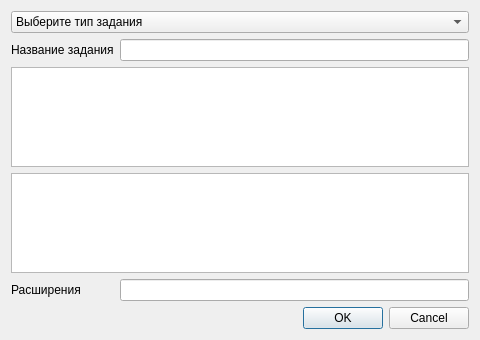
The window that add_task_dialog.ui (zavrik965/EvaluationSystemQt) describes before a commit, drawn with Qt 5.
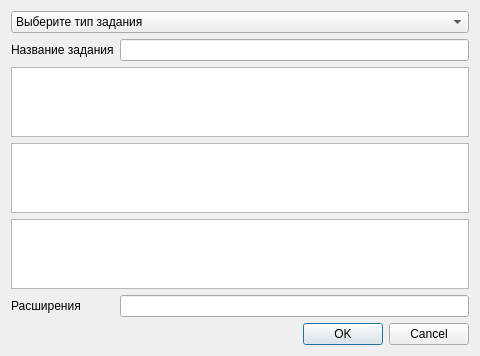
The same window after the commit.

```diff
--- a/add_task_dialog.ui
+++ b/add_task_dialog.ui
@@ -43,13 +43,23 @@
    <item row="1" column="1">
     <widget class="QLineEdit" name="title"/>
    </item>
-   <item row="2" column="0" colspan="2">
-    <widget class="QTextEdit" name="text_task"/>
-   </item>
    <item row="3" column="0" colspan="2">
+    <widget class="QTextEdit" name="text_task"/>
+   </item>
+   <item row="4" column="0" colspan="2">
     <widget class="QListWidget" name="task_list"/>
    </item>
-   <item row="6" column="1">
+   <item row="5" column="0">
+    <widget class="QLabel" name="file_label">
+     <property name="text">
+      <string>Расширения</string>
+     </property>
+    </widget>
+   </item>
+   <item row="5" column="1">
+    <widget class="QLineEdit" name="files"/>
+   </item>
+   <item row="7" column="1">
     <widget class="QDialogButtonBox" name="buttonBox">
      <property name="orientation">
       <enum>Qt::Horizontal</enum>
@@ -59,13 +69,10 @@
      </property>
     </widget>
    </item>
-   <item row="4" column="1">
-    <widget class="QLineEdit" name="files"/>
-   </item>
-   <item row="4" column="0">
-    <widget class="QLabel" name="file_label">
-     <property name="text">
-      <string>Расширения</string>
+   <item row="2" column="0" colspan="2">
+    <widget class="QTextEdit" name="background">
+     <property name="readOnly">
+      <bool>true</bool>
      </property>
     </widget>
    </item>
```
Left out of the diff: 2 changed lines with no effect on the pictures.
